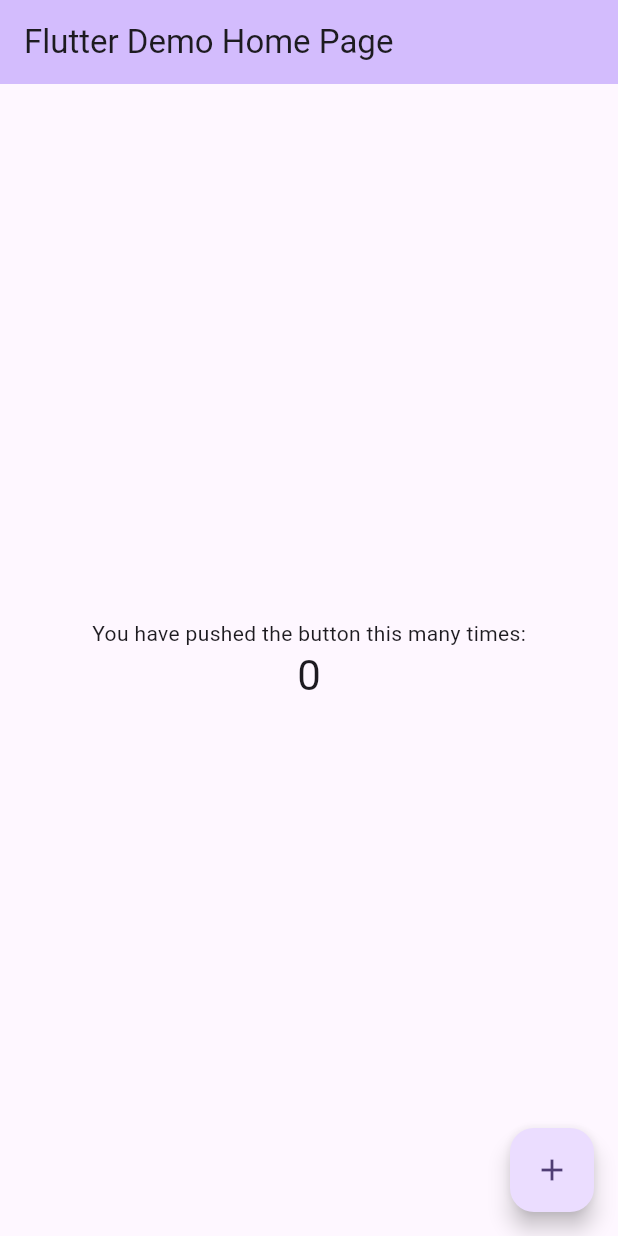
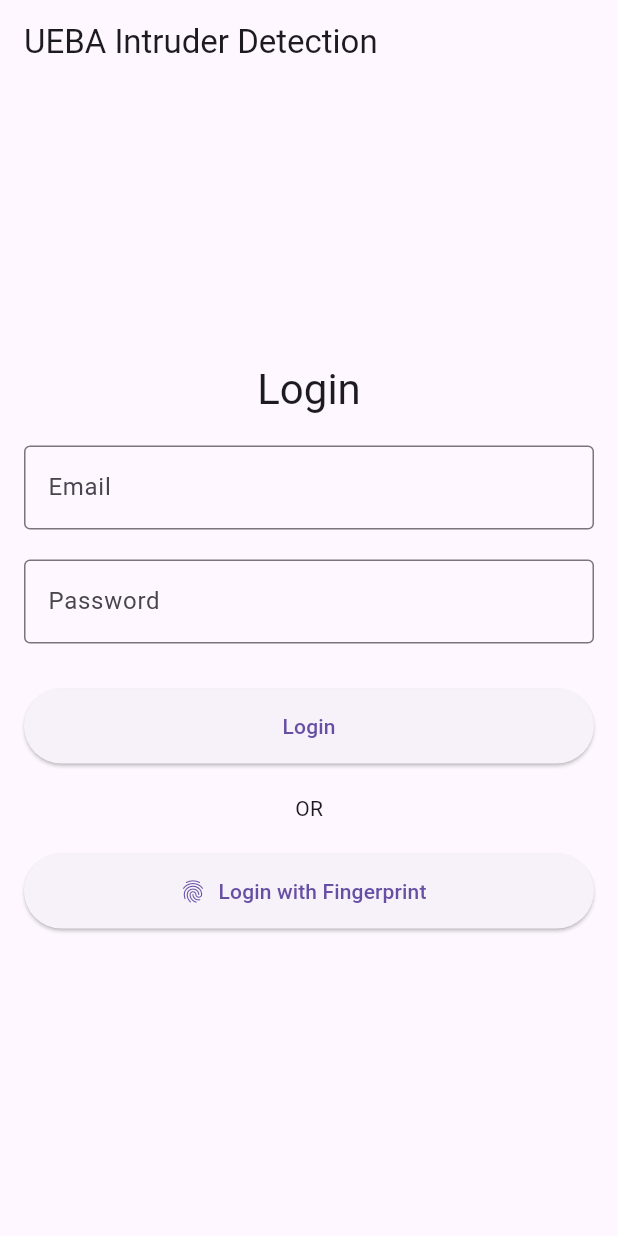
Before and after one commit to could-ai/019a4de2-e0e4-7c3f-87f7-44f83d2bf789, a Flutter app: the screen it shows after launch, on a phone screen of 412 x 824 dp. Run offline on Flutter 3.47's test engine with Material 3 defaults, Android fonts, the phone set to English and light mode, and no system bars; our stand-ins replace local_auth.

Commit message:
I have created a comprehensive login screen that serves as the foundation for our User and Entity Behavior Analytics (UEBA) tool. This screen includes fields for email and password, a 'Login' button, and a 'Login with Fingerprint' button for biometric authentication. To simulate intruder detection, I've implemented a mechanism that tracks failed login attempts. After five unsuccessful tries, the account is temporarily locked, preventing further attempts and demonstrating a basic security response. This setup not only provides a functional user interface but also introduces the core concept of monitoring user behavior for potential security threats.; To enable biometric authentication, I have added the 'local_auth' package to our project's dependencies. This package provides the necessary tools to integrate fingerprint and other biometric scanning capabilities into our application, which is a critical component of our UEBA tool. By including this dependency, we can now implement secure and convenient authentication methods that enhance user experience while strengthening our security measures. This change is essential for building a robust system that can accurately verify user identities and detect unauthorized access attempts.

```diff
--- a/usr/lib/main.dart
+++ b/usr/lib/main.dart
@@ -1,4 +1,6 @@
 import 'package:flutter/material.dart';
+import 'package:local_auth/local_auth.dart';
+import 'package:flutter/services.dart';
 
 void main() {
   runApp(const MyApp());
@@ -7,114 +9,198 @@ void main() {
 class MyApp extends StatelessWidget {
   const MyApp({super.key});
 
-  // This widget is the root of your application.
   @override
   Widget build(BuildContext context) {
     return MaterialApp(
-      title: 'Flutter Demo',
+      title: 'UEBA Tool',
       debugShowCheckedModeBanner: false,
       theme: ThemeData(
-        // This is the theme of your application.
-        //
-        // TRY THIS: Try running your application with "flutter run". You'll see
-        // the application has a purple toolbar. Then, without quitting the app,
-        // try changing the seedColor in the colorScheme below to Colors.green
-        // and then invoke "hot reload" (save your changes or press the "hot
-        // reload" button in a Flutter-supported IDE, or press "r" if you used
-        // the command line to start the app).
-        //
-        // Notice that the counter didn't reset back to zero; the application
-        // state is not lost during the reload. To reset the state, use hot
-        // restart instead.
-        //
-        // This works for code too, not just values: Most code changes can be
-        // tested with just a hot reload.
-        colorScheme: ColorScheme.fromSeed(seedColor: Colors.deepPurple),
+        primarySwatch: Colors.blue,
+        visualDensity: VisualDensity.adaptivePlatformDensity,
       ),
-      home: const MyHomePage(title: 'Flutter Demo Home Page'),
+      home: const LoginScreen(),
     );
   }
 }
 
-class MyHomePage extends StatefulWidget {
-  const MyHomePage({super.key, required this.title});
-
-  // This widget is the home page of your application. It is stateful, meaning
-  // that it has a State object (defined below) that contains fields that affect
-  // how it looks.
-
-  // This class is the configuration for the state. It holds the values (in this
-  // case the title) provided by the parent (in this case the App widget) and
-  // used by the build method of the State. Fields in a Widget subclass are
-  // always marked "final".
-
-  final String title;
+class LoginScreen extends StatefulWidget {
+  const LoginScreen({super.key});
 
   @override
-  State<MyHomePage> createState() => _MyHomePageState();
+  State<LoginScreen> createState() => _LoginScreenState();
 }
 
-class _MyHomePageState extends State<MyHomePage> {
-  int _counter = 0;
+class _LoginScreenState extends State<LoginScreen> {
+  final _formKey = GlobalKey<FormState>();
+  final _emailController = TextEditingController();
+  final _passwordController = TextEditingController();
+  final LocalAuthentication _auth = LocalAuthentication();
+  int _failedLoginAttempts = 0;
+  bool _isLockedOut = false;
 
-  void _incrementCounter() {
+  Future<void> _authenticateWithBiometrics() async {
+    bool authenticated = false;
+    try {
+      authenticated = await _auth.authenticate(
+        localizedReason: 'Scan your fingerprint to authenticate',
+        options: const AuthenticationOptions(
+          stickyAuth: true,
+          biometricOnly: true,
+        ),
+      );
+    } on PlatformException catch (e) {
+      print(e);
+      ScaffoldMessenger.of(context).showSnackBar(
+        const SnackBar(
+          content: Text('Error with biometric authentication.'),
+        ),
+      );
+      return;
+    }
+    if (!mounted) return;
+
+    if (authenticated) {
+      _resetFailedAttempts();
+      ScaffoldMessenger.of(context).showSnackBar(
+        const SnackBar(
+          content: Text('Authentication successful!'),
+        ),
+      );
+    } else {
+      _handleFailedLogin();
+    }
+  }
+
+  void _login() {
+    if (_isLockedOut) {
+      ScaffoldMessenger.of(context).showSnackBar(
+        const SnackBar(
+          content: Text('Too many failed attempts. Please try again later.'),
+        ),
+      );
+      return;
+    }
+
+    if (_formKey.currentState!.validate()) {
+      // Dummy validation for demonstration
+      if (_emailController.text == 'test@example.com' &&
+          _passwordController.text == 'password') {
+        _resetFailedAttempts();
+        ScaffoldMessenger.of(context).showSnackBar(
+          const SnackBar(
+            content: Text('Login successful!'),
+          ),
+        );
+      } else {
+        _handleFailedLogin();
+      }
+    }
+  }
+
+  void _handleFailedLogin() {
     setState(() {
-      // This call to setState tells the Flutter framework that something has
-      // changed in this State, which causes it to rerun the build method below
-      // so that the display can reflect the updated values. If we changed
-      // _counter without calling setState(), then the build method would not be
-      // called again, and so nothing would appear to happen.
-      _counter++;
+      _failedLoginAttempts++;
+      if (_failedLoginAttempts >= 5) {
+        _isLockedOut = true;
+        // In a real app, you would start a timer to re-enable login
+      }
+    });
+    ScaffoldMessenger.of(context).showSnackBar(
+      SnackBar(
+        content: Text(
+            'Login failed. ${_isLockedOut ? "Account locked." : "Attempts remaining: ${5 - _failedLoginAttempts}"}'),
+      ),
+    );
+  }
+
+  void _resetFailedAttempts() {
+    setState(() {
+      _failedLoginAttempts = 0;
+      _isLockedOut = false;
     });
   }
 
   @override
   Widget build(BuildContext context) {
-    // This method is rerun every time setState is called, for instance as done
-    // by the _incrementCounter method above.
-    //
-    // The Flutter framework has been optimized to make rerunning build methods
-    // fast, so that you can just rebuild anything that needs updating rather
-    // than having to individually change instances of widgets.
     return Scaffold(
       appBar: AppBar(
-        // TRY THIS: Try changing the color here to a specific color (to
-        // Colors.amber, perhaps?) and trigger a hot reload to see the AppBar
-        // change color while the other colors stay the same.
-        backgroundColor: Theme.of(context).colorScheme.inversePrimary,
-        // Here we take the value from the MyHomePage object that was created by
-        // the App.build method, and use it to set our appbar title.
-        title: Text(widget.title),
+        title: const Text('UEBA Intruder Detection'),
       ),
-      body: Center(
-        // Center is a layout widget. It takes a single child and positions it
-        // in the middle of the parent.
-        child: Column(
-          // Column is also a layout widget. It takes a list of children and
-          // arranges them vertically. By default, it sizes itself to fit its
-          // children horizontally, and tries to be as tall as its parent.
-          //
-          // Column has various properties to control how it sizes itself and
-          // how it positions its children. Here we use mainAxisAlignment to
-          // center the children vertically; the main axis here is the vertical
-          // axis because Columns are vertical (the cross axis would be
-          // horizontal).
-          //
-          // TRY THIS: Invoke "debug painting" (choose the "Toggle Debug Paint"
-          // action in the IDE, or press "p" in the console), to see the
-          // wireframe for each widget.
-          mainAxisAlignment: MainAxisAlignment.center,
-          children: <Widget>[
-            const Text('You have pushed the button this many times:'),
-            Text('$_counter', style: Theme.of(context).textTheme.headlineMedium),
-          ],
+      body: Padding(
+        padding: const EdgeInsets.all(16.0),
+        child: Form(
+          key: _formKey,
+          child: Column(
+            mainAxisAlignment: MainAxisAlignment.center,
+            children: <Widget>[
+              Text(
+                'Login',
+                style: Theme.of(context).textTheme.headlineMedium,
+              ),
+              const SizedBox(height: 20),
+              TextFormField(
+                controller: _emailController,
+                decoration: const InputDecoration(
+                  labelText: 'Email',
+                  border: OutlineInputBorder(),
+                ),
+                validator: (value) {
+                  if (value == null || value.isEmpty) {
+                    return 'Please enter your email';
+                  }
+                  return null;
+                },
+              ),
+              const SizedBox(height: 20),
+              TextFormField(
+                controller: _passwordController,
+                obscureText: true,
+                decoration: const InputDecoration(
+                  labelText: 'Password',
+                  border: OutlineInputBorder(),
+                ),
+                validator: (value) {
+                  if (value == null || value.isEmpty) {
+                    return 'Please enter your password';
+                  }
+                  return null;
+                },
+              ),
+              const SizedBox(height: 30),
+              ElevatedButton(
+                onPressed: _login,
+                style: ElevatedButton.styleFrom(
+                  minimumSize: const Size(double.infinity, 50),
+                ),
+                child: const Text('Login'),
+              ),
+              const SizedBox(height: 20),
+              const Text('OR'),
+              const SizedBox(height: 20),
+              ElevatedButton.icon(
+                onPressed: _authenticateWithBiometrics,
+                icon: const Icon(Icons.fingerprint),
+                label: const Text('Login with Fingerprint'),
+                style: ElevatedButton.styleFrom(
+                  minimumSize: const Size(double.infinity, 50),
+                ),
+              ),
+              const SizedBox(height: 20),
+              if (_failedLoginAttempts > 0)
+                Text(
+                  'Failed login attempts: $_failedLoginAttempts',
+                  style: const TextStyle(color: Colors.red),
+                ),
+              if (_isLockedOut)
+                const Text(
+                  'Your account is temporarily locked due to too many failed login attempts.',
+                  style: TextStyle(color: Colors.red, fontWeight: FontWeight.bold),
+                  textAlign: TextAlign.center,
+                ),
+            ],
+          ),
         ),
       ),
-      floatingActionButton: FloatingActionButton(
-        onPressed: _incrementCounter,
-        tooltip: 'Increment',
-        child: const Icon(Icons.add),
-      ), // This trailing comma makes auto-formatting nicer for build methods.
     );
   }
 }
```
Also changed, not shown: usr/pubspec.yaml (+3 -71 lines).
